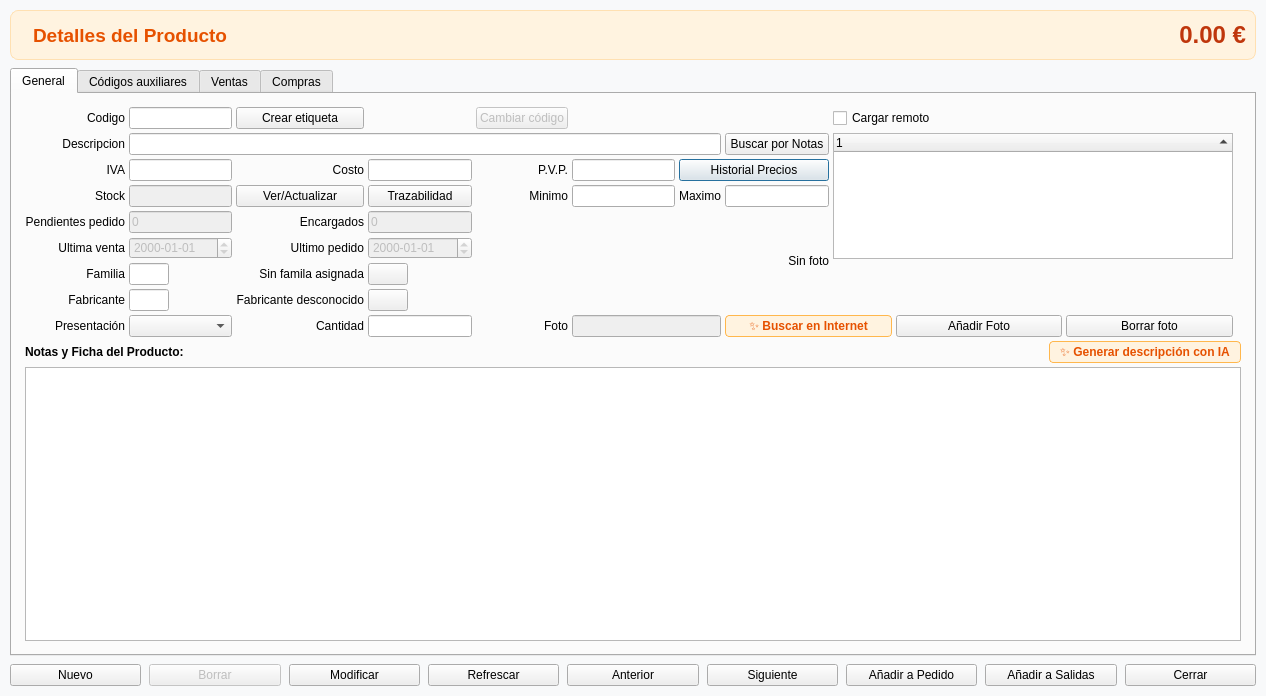
This is articulos.ui in Ladis72/tienda as Qt 5 draws it before an edit. The edited form follows.
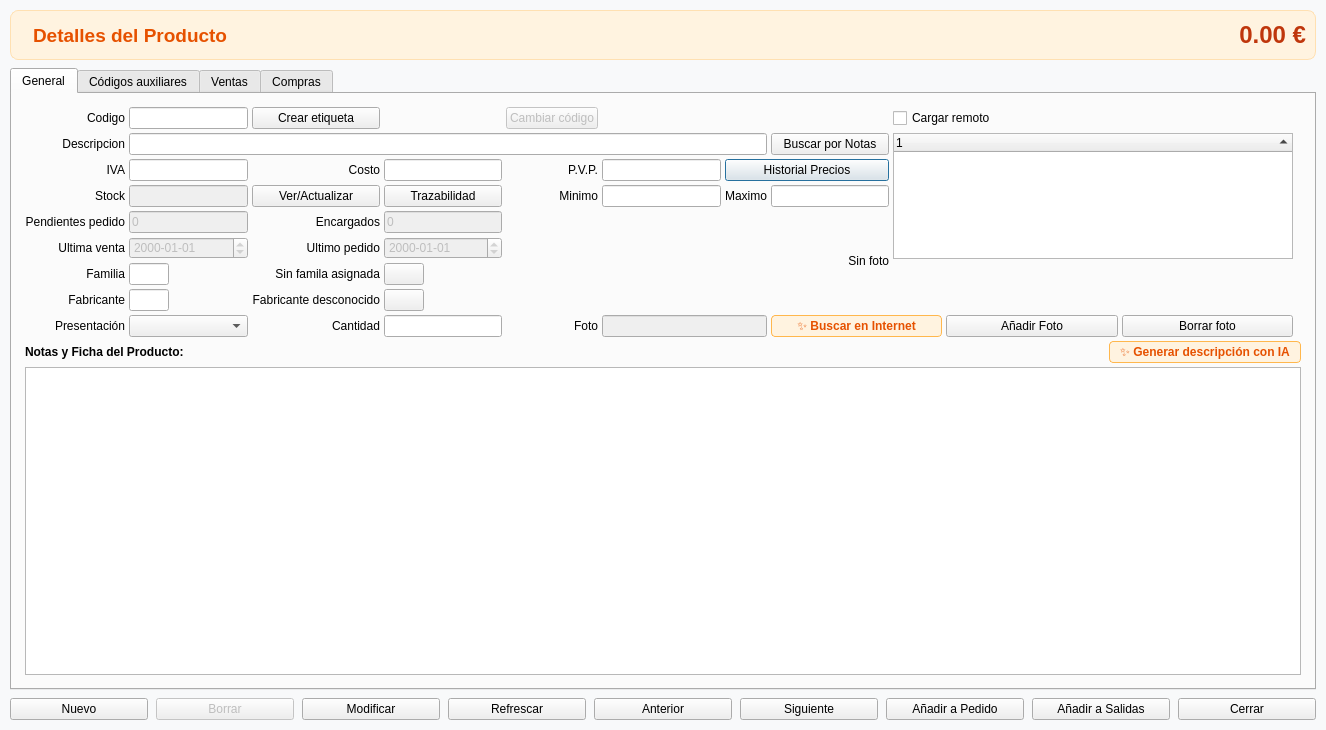
This is the edited form. Icons and pictures are not drawn.

Commit message: refactor: resize main window, update layout grid constraints, and reorganize tab order in articulos.ui

What changed in the file:
```diff
--- a/articulos.ui
+++ b/articulos.ui
@@ -12,8 +12,8 @@
    <rect>
     <x>0</x>
     <y>0</y>
-    <width>1266</width>
-    <height>696</height>
+    <width>1326</width>
+    <height>730</height>
    </rect>
   </property>
   <property name="windowTitle">
@@ -160,7 +160,7 @@
       <layout class="QVBoxLayout" name="verticalLayout_2">
        <item>
         <widget class="QWidget" name="General" native="true">
-         <layout class="QGridLayout" name="gridLayout" rowstretch="0,0,0,0,0,0,0,0,0,1">
+         <layout class="QGridLayout" name="gridLayout" rowstretch="0,0,0,0,0,0,0,0,0,1,0">
           <property name="sizeConstraint">
            <enum>QLayout::SizeConstraint::SetDefaultConstraint</enum>
           </property>
```
Left out of the diff: 35 changed lines with no effect on the pictures. Lines whose indentation alone changed are shown as unchanged.
